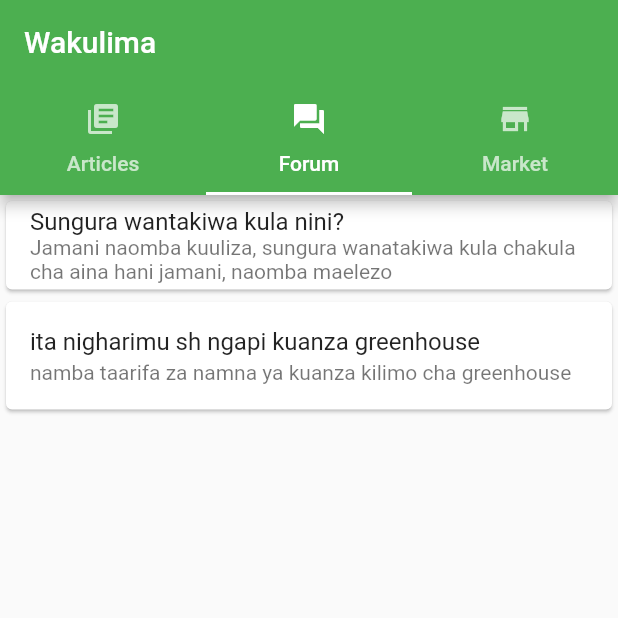
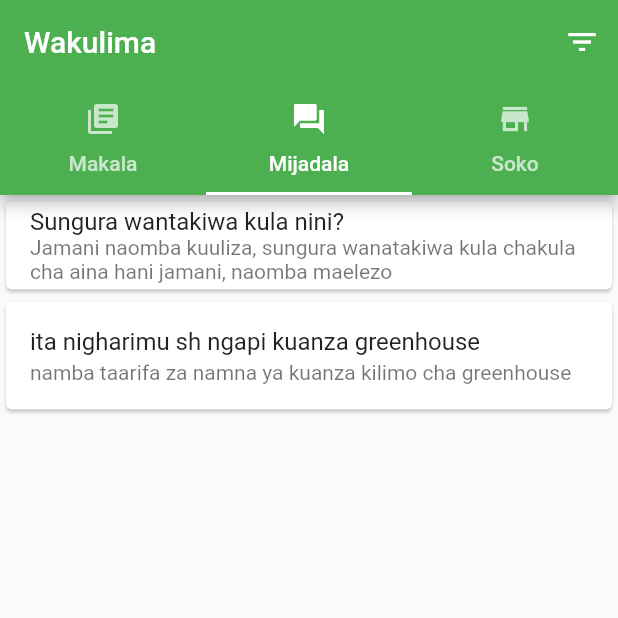
Before and after one commit to Xbobo5530/wakulima, a Flutter app: the screen it shows after launch, tab 2 chosen, on a phone screen of 412 x 824 dp, the top half of it. Run offline on Flutter 3.47's test engine with Material 2 defaults, Android fonts, the phone set to English and light mode, and no system bars; network calls fail.

```diff
--- a/lib/pages/home.dart
+++ b/lib/pages/home.dart
@@ -1,5 +1,6 @@
 import 'package:flutter/material.dart';
 import 'package:wakulima/pages/articles_tab.dart';
+import 'package:wakulima/pages/filter_content.dart';
 import 'package:wakulima/pages/forum_tab.dart';
 import 'package:wakulima/pages/market_tab.dart';
 
@@ -11,22 +12,30 @@ class Wakulima extends StatelessWidget {
         theme: new ThemeData(
           primarySwatch: Colors.green,
         ),
-        home: DefaultTabController(
+        home: Scaffold(
+          body: DefaultTabController(
               length: 3,
               child: Scaffold(
                 appBar: AppBar(
+                  actions: <Widget>[
+                    IconButton(
+                        icon: new Icon(Icons.filter_list),
+                        onPressed: () {
+                          _openFilterPage(context);
+                        })
+                  ],
                   bottom: TabBar(tabs: [
                     Tab(
                       icon: Icon(Icons.library_books),
-                    text: 'Articles',
+                      text: 'Makala',
                     ),
                     Tab(
                       icon: Icon(Icons.forum),
-                    text: 'Forum',
+                      text: 'Mijadala',
                     ),
                     Tab(
                       icon: Icon(Icons.store_mall_directory),
-                    text: 'Market',
+                      text: 'Soko',
                     ),
                   ]),
                   title: const Text('Wakulima'),
@@ -36,53 +45,15 @@ class Wakulima extends StatelessWidget {
                   new ForumTab(),
                   new MarketTab(),
                 ]),
-            )));
+              )),
+        ));
+  }
+
+  //todo fix go to filter page bug
+  void _openFilterPage(BuildContext context) {
+    Navigator.push(
+      context,
+      MaterialPageRoute(builder: (context) => new FilterPage()),
+    );
   }
 }
-//
-//class MyHomePage extends StatefulWidget {
-//  MyHomePage({Key key, this.title}) : super(key: key);
-//
-//  final String title;
-//
-//  @override
-//  _MyHomePageState createState() => new _MyHomePageState();
-//}
-//
-//class _MyHomePageState extends State<MyHomePage> {
-//  int _counter = 0;
-//
-//  void _incrementCounter() {
-//    setState(() {
-//      _counter++;
-//    });
-//  }
-//
-//  @override
-//  Widget build(BuildContext context) {
-//    return new Scaffold(
-//      appBar: new AppBar(
-//        title: new Text(widget.title),
-//      ),
-//      body: new Center(
-//        child: new Column(
-//          mainAxisAlignment: MainAxisAlignment.center,
-//          children: <Widget>[
-//            new Text(
-//              'You have pushed the button this many times:',
-//            ),
-//            new Text(
-//              '$_counter',
-//              style: Theme.of(context).textTheme.display1,
-//            ),
-//          ],
-//        ),
-//      ),
-//      floatingActionButton: new FloatingActionButton(
-//        onPressed: _incrementCounter,
-//        tooltip: 'Increment',
-//        child: new Icon(Icons.add),
-//      ), // This trailing comma makes auto-formatting nicer for build methods.
-//    );
-//  }
-//}
```
Also changed, not shown: lib/pages/filter_content.dart (added, +21 -0 lines), lib/views/articles_content_view.dart (+16 -21 lines). Lines whose indentation alone changed are shown as unchanged.
